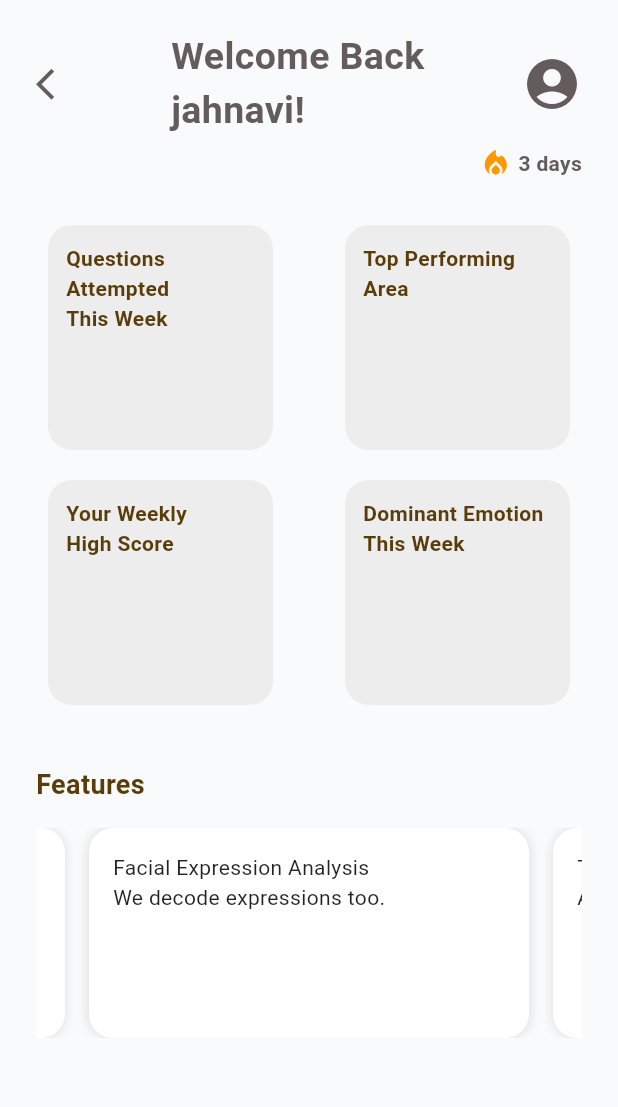
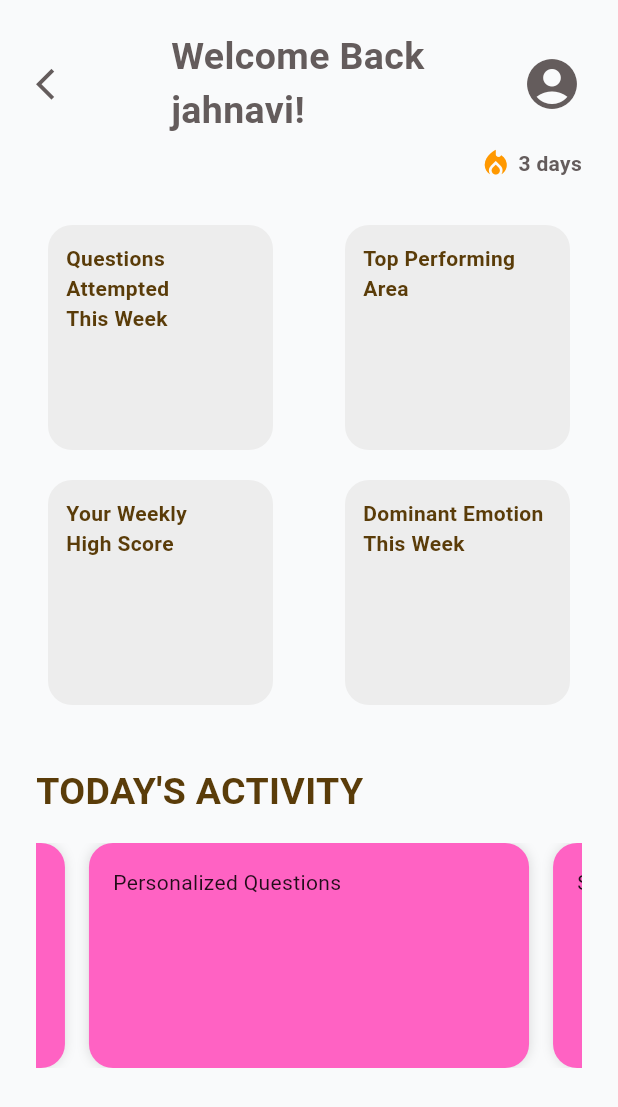
Before and after one commit to SapphireAG/AI-Interview-Coach-Talk2Hire, a Flutter app: the screen it shows after launch, on a phone screen of 412 x 824 dp. Shown: the top 1107 px of the screen. Run offline on Flutter 3.47's test engine with Material 3 defaults, Android fonts, the phone set to English and light mode, and no system bars; our stand-ins replace audioplayers, camera; missing offline and left inert: record.

Commit message:
changed card title. and description

```diff
--- a/flutter_frontend/lib/report_page.dart
+++ b/flutter_frontend/lib/report_page.dart
@@ -15,12 +15,9 @@ class _ReportPageState extends State<ReportPage> {
   late Timer _autoScrollTimer;
 
   final List<String> features = [
-    'Sentiment Analysis\nAlign tone and intent like a pro.',
-    'Facial Expression Analysis\nWe decode expressions too.',
-    'Targeted Feedback\nActionable insights on all fronts.',
-    'Transcription\nReplay, reflect, and rise stronger.',
-    'Personalized Questions\nWeak in ML? We got your back!',
-    'Analytics\nTrack your progress and stay motivated.',
+    'Technical Questions',
+    'Personalized Questions',
+    'Scenario-Based Questions',
   ];
 
   @override
@@ -144,9 +141,9 @@ class _ReportPageState extends State<ReportPage> {
               Align(
                 alignment: Alignment.centerLeft,
                 child: Text(
-                  "Features",
+                  "TODAY'S ACTIVITY",
                   style: TextStyle(
-                    fontSize: 18,
+                    fontSize: 25,
                     fontWeight: FontWeight.bold,
                     color: Color.fromARGB(255, 90, 60, 9),
                   ),
@@ -157,7 +154,7 @@ class _ReportPageState extends State<ReportPage> {
 
               // Auto-scroll carousel
               SizedBox(
-                height: 140,
+                height: 150,
                 child: PageView.builder(
                   controller: _pageController,
                   itemCount: features.length,
@@ -166,7 +163,7 @@ class _ReportPageState extends State<ReportPage> {
                       padding: const EdgeInsets.symmetric(horizontal: 8.0),
                       child: Container(
                         decoration: BoxDecoration(
-                          color: Colors.white,
+                          color: Color.fromARGB(255, 255, 98, 195),
                           borderRadius: BorderRadius.circular(16),
                           boxShadow: [
                             BoxShadow(color: Colors.black12, blurRadius: 6),
```
